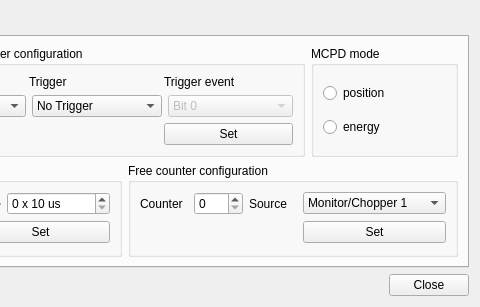
This is qmesydaq/mcpdsetup.ui in flueke/qmesydaq as Qt 5 draws it before an edit; both pictures show x 294 to 774 and y 0 to 307 of the 774 by 307 pixel window. The edited form follows.
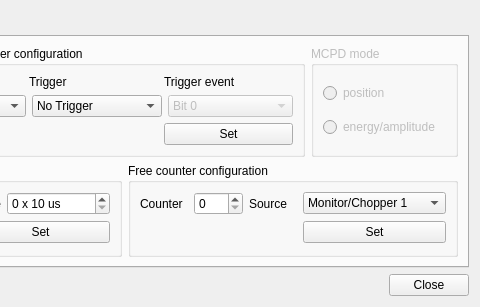
This is the edited form. Custom widgets are drawn as their Qt base class.

Commit message:
FIXES: The switching between position and amplitude
The switches between amplitude/energy and position did not work as
expected. In the MCPD setup it was not implemented and for th modules
itself, it only worked by changing the toggle buttons. This was not
very intuitive.

Now a button "Set Mode" is added to set the value explictly.
Additionally a checkbox allows the setting of the mode for all MPSD at
ones.

fixes: #1157,#1149

Patch:
```diff
--- a/qmesydaq/mcpdsetup.ui
+++ b/qmesydaq/mcpdsetup.ui
@@ -158,6 +158,9 @@
        </item>
        <item row="0" column="3">
         <widget class="QGroupBox" name="mcpdModeGroup">
+         <property name="enabled">
+          <bool>false</bool>
+         </property>
          <property name="title">
           <string>MCPD mode</string>
          </property>
@@ -172,7 +175,7 @@
           <item row="1" column="0">
            <widget class="QRadioButton" name="radioButton24">
             <property name="text">
-             <string>energy</string>
+             <string>energy/amplitude</string>
             </property>
            </widget>
           </item>
```
Left out of the diff: 4 changed lines with no effect on the pictures. The commit also changes 6 other files.
